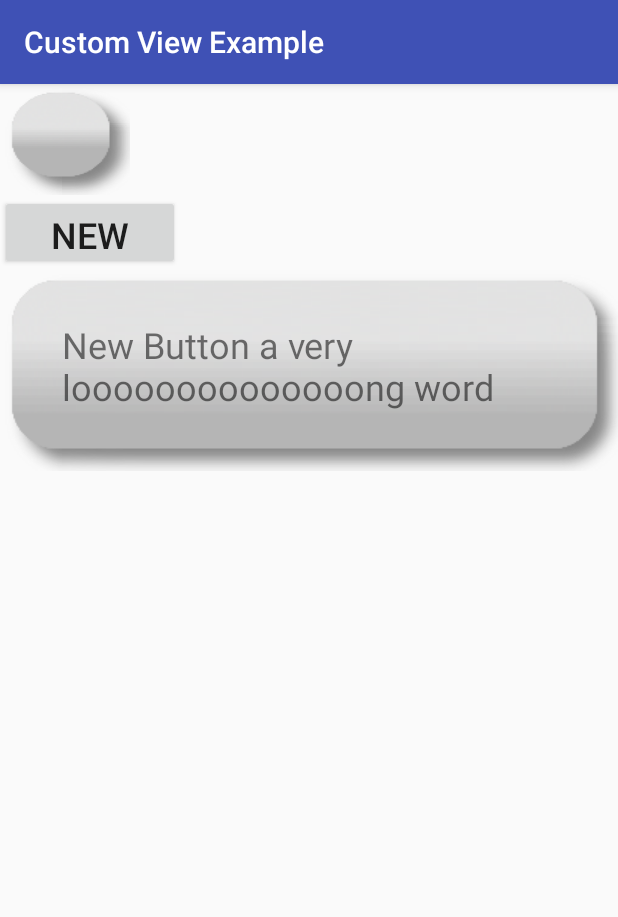
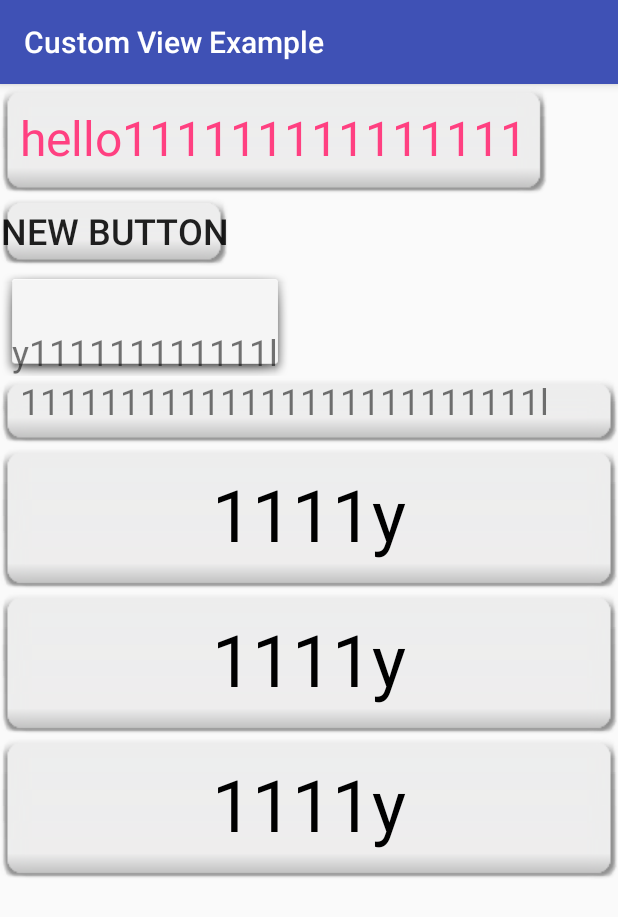
Before and after one commit to roman-nevr/MyExamples, an Android app: the screen it shows after launch (CustomViewExample), after a tap on "CUSTOM VIEW EXAMPLE", on a phone screen of 412 x 824 dp. Shown: the top 917 px of the screen. Run offline under Robolectric (Android 15) with nearby library versions, the phone set to English and light mode, and no system bars.

Commit message:
21.09.16 evening

```diff
--- a/app/src/main/AndroidManifest.xml
+++ b/app/src/main/AndroidManifest.xml
@@ -35,6 +35,8 @@
         </activity>
         <activity
             android:name=".Hero">
+        </activity>
+        <activity android:name=".FlipActivity">
 
         </activity>
     </application>
--- a/app/src/main/java/ru/rubicon/myexamples/MainActivity.java
+++ b/app/src/main/java/ru/rubicon/myexamples/MainActivity.java
@@ -10,7 +10,7 @@ import android.widget.Button;
 public class MainActivity extends AppCompatActivity {
 
     private Button btnCoordinator;
-    private Button btnCardScroll, btnTextAnimation, btnCustomView, btnRememberWords, btnHero;
+    private Button btnCardScroll, btnTextAnimation, btnCustomView, btnRememberWords, btnHero, btnFlip;
 
 
     @Override
@@ -25,6 +25,7 @@ public class MainActivity extends AppCompatActivity {
         buttonSettings(btnCustomView, R.id.btn_custom_view, new CustomViewOnClickListener());
         buttonSettings(btnRememberWords, R.id.btn_remember_words, new WordCardsOnClickListener());
         buttonSettings(btnHero, R.id.btn_hero, new HeroOnClickListener());
+        buttonSettings(btnFlip, R.id.btn_flip_activity, new FlipActivityOnClickListener());
     }
 
     private void buttonSettings(Button btn, @IdRes int id, View.OnClickListener listener){
@@ -81,6 +82,13 @@ public class MainActivity extends AppCompatActivity {
             startActivity(intent);
         }
     }
+    private class FlipActivityOnClickListener implements View.OnClickListener {
+        @Override
+        public void onClick(View view) {
+            Intent intent = new Intent(MainActivity.this, FlipActivity.class);
+            startActivity(intent);
+        }
+    }
 
 
 }
--- a/app/src/main/java/ru/rubicon/myexamples/TextAnimationExample.java
+++ b/app/src/main/java/ru/rubicon/myexamples/TextAnimationExample.java
@@ -90,7 +90,7 @@ public class TextAnimationExample extends AppCompatActivity implements TextSwitc
 
                 @Override
                 public void onAnimationEnd(Animator animator) {
-                    btnTextAnimator.setText(word);
+                    //btnTextAnimator.setText(word);
                     action.execute();
                     action = action.getNext();
 
--- a/app/src/main/java/ru/rubicon/myexamples/views/DoublesideView.java
+++ b/app/src/main/java/ru/rubicon/myexamples/views/DoublesideView.java
@@ -3,7 +3,6 @@ package ru.rubicon.myexamples.views;
 import android.animation.Animator;
 import android.animation.ObjectAnimator;
 import android.content.Context;
-import android.content.res.Resources;
 import android.content.res.TypedArray;
 import android.graphics.Canvas;
 import android.graphics.Color;
@@ -15,6 +14,8 @@ import android.text.TextPaint;
 import android.util.AttributeSet;
 import android.view.View;
 
+import java.util.ArrayList;
+
 import ru.rubicon.myexamples.R;
 
 /**
@@ -23,7 +24,7 @@ import ru.rubicon.myexamples.R;
 public class DoublesideView extends View implements View.OnClickListener {
     private String frontSideString, backSideString, longestSting, currentString; // TODO: use a default from R.string...
     private int mExampleColor = Color.BLACK; // TODO: use a default from R.color...
-    private float mExampleDimension = 0; // TODO: use a default from R.dimen...
+    private float textSize; // TODO: use a default from R.dimen...
     private Drawable mExampleDrawable;
     private NinePatchDrawable ninePatchDrawable;
     private ICommand action;
@@ -36,6 +37,9 @@ public class DoublesideView extends View implements View.OnClickListener {
     int maxWidth, maxHeight;
     private Rect rect;
     private int symbolsNumber;
+    private ArrayList<String> textListToDraw;
+
+    private final static String ROTATION = "rotationY";
 
     // Конструктор, необходимый для создания элемента внутри кода программы
     public DoublesideView(Context context) {
@@ -80,15 +84,22 @@ public class DoublesideView extends View implements View.OnClickListener {
             mExampleDrawable.setCallback(this);
         }
 
-        Resources resources = getContext().getResources();
-        //mExampleDimension = resources.getDimension()
-        ninePatchDrawable = (NinePatchDrawable) resources.getDrawable(R.drawable.np_test);
+        if (a.hasValue(R.styleable.DoublesideView_textSize)){
+            textSize = a.getDimension(R.styleable.DoublesideView_textSize, 30f);
+        } else {
+            textSize = 30f;
+        }
+
+        //Resources resources = getContext().getResources();
+        //textSize = resources.getDimension()
+        ninePatchDrawable = (NinePatchDrawable) getContext().getResources().getDrawable(R.drawable.np_test2);
         rect = new Rect();
         ninePatchDrawable.getPadding(rect);
         a.recycle();
 
         // Set up a default TextPaint object
         mTextPaint = new TextPaint();
+        mTextPaint.setTextSize(textSize);
         mTextPaint.setFlags(Paint.ANTI_ALIAS_FLAG);
         mTextPaint.setTextAlign(Paint.Align.CENTER);
 
@@ -104,7 +115,7 @@ public class DoublesideView extends View implements View.OnClickListener {
     }
 
     private void invalidateTextPaintAndMeasurements() {
-        mTextPaint.setTextSize(mExampleDimension);
+        mTextPaint.setTextSize(textSize);
         mTextPaint.setColor(mExampleColor);
         float frontSideStringWidth = mTextPaint.measureText(frontSideString);
         float backSideStringWidth = mTextPaint.measureText(backSideString);
@@ -116,7 +127,7 @@ public class DoublesideView extends View implements View.OnClickListener {
             longestSting = backSideString;
         }
         Paint.FontMetrics fontMetrics = mTextPaint.getFontMetrics();
-        mTextHeight = fontMetrics.bottom;
+        mTextHeight = ( - fontMetrics.top - fontMetrics.bottom) / 2;
 
     }
 
@@ -144,17 +155,18 @@ public class DoublesideView extends View implements View.OnClickListener {
         /*
         float freeSpace = getWidth()- getPaddingLeft() - getPaddingRight();
         if (mTextWidth > freeSpace){
-            mExampleDimension = mExampleDimension * (freeSpace/mTextWidth);
-            mTextPaint.setTextSize(mExampleDimension);
+            textSize = textSize * (freeSpace/mTextWidth);
+            mTextPaint.setTextSize(textSize);
             mTextWidth = mTextPaint.measureText(frontSideString);
             mTextHeight = mTextPaint.getFontMetrics().bottom;
         }
         */
-        symbolsNumber = mTextPaint.breakText(action.execute(), true, getWidth() - rect.right - rect.left, null);
+        //symbolsNumber = mTextPaint.breakText(action.execute(), true, getWidth() - rect.right - rect.left, null);
         float x = paddingLeft + (contentWidth) / 2;
-        float y = paddingTop + (contentHeight / 2 + mTextHeight);
+        //float y = paddingTop + (contentHeight / 2 + mTextHeight) /*+ 6*/;
+        float y = paddingTop + rect.top  - mTextPaint.getFontMetrics().top;
         //canvas.drawText(action.execute(), x, y, mTextPaint);
-        canvas.drawText(action.execute(), 0, symbolsNumber, x, y, mTextPaint);
+        canvas.drawText(action.execute(),  x, y, mTextPaint);
     }
 
     @Override
@@ -172,8 +184,8 @@ public class DoublesideView extends View implements View.OnClickListener {
     private void cutFontSize(int measuredWidth) {
         float freeSpace = measuredWidth - getPaddingLeft() - getPaddingRight();
         if (freeSpace < mTextWidth){
-            mExampleDimension = mExampleDimension * freeSpace / mTextWidth;
-            mTextPaint.setTextSize(mExampleDimension);
+            textSize = textSize * freeSpace / mTextWidth;
+            mTextPaint.setTextSize(textSize);
             mTextWidth = freeSpace;
             mTextHeight = mTextPaint.getFontMetrics().bottom;
         }
@@ -224,26 +236,12 @@ public class DoublesideView extends View implements View.OnClickListener {
         }
         return result;
     }
-
-    /**
-     * Gets the example string attribute value.
-     *
-     * @return The example string attribute value.
-     */
-    public String getExampleString() {
-        return frontSideString;
-    }
-
     /**
      * Sets the view's example string attribute value. In the example view, this string
      * is the text to draw.
      *
      * @param exampleString The example string attribute value to use.
      */
-    public void setExampleString(String exampleString) {
-        frontSideString = exampleString;
-        invalidateTextPaintAndMeasurements();
-    }
 
     /**
      * Gets the example color attribute value.
@@ -270,18 +268,18 @@ public class DoublesideView extends View implements View.OnClickListener {
      *
      * @return The example dimension attribute value.
      */
-    public float getExampleDimension() {
-        return mExampleDimension;
+    public float getTextSize() {
+        return textSize;
     }
 
     /**
      * Sets the view's example dimension attribute value. In the example view, this dimension
      * is the font size.
      *
-     * @param exampleDimension The example dimension attribute value to use.
+     * @param textSize The example dimension attribute value to use.
      */
-    public void setExampleDimension(float exampleDimension) {
-        mExampleDimension = exampleDimension;
+    public void setTextSize(float textSize) {
+        this.textSize = textSize;
         invalidateTextPaintAndMeasurements();
     }
 
@@ -290,9 +288,6 @@ public class DoublesideView extends View implements View.OnClickListener {
      *
      * @return The example drawable attribute value.
      */
-    public Drawable getExampleDrawable() {
-        return mExampleDrawable;
-    }
 
     public String getFrontSideString() {
         return frontSideString;
@@ -317,10 +312,10 @@ public class DoublesideView extends View implements View.OnClickListener {
 
     @Override
         public void onClick(View view) {
-            rotation1 = ObjectAnimator.ofFloat(view, "rotationY", 0, 90);
+            rotation1 = ObjectAnimator.ofFloat(view, ROTATION, 0, 90);
             rotation1.setDuration(rotationTime / 2);
             rotation1.start();
-            rotation2 = ObjectAnimator.ofFloat(view, "rotationY", -90, 0);
+            rotation2 = ObjectAnimator.ofFloat(view, ROTATION, -90, 0);
             rotation1.addListener(new Animator.AnimatorListener() {
                 @Override
                 public void onAnimationStart(Animator animator) {
--- a/app/src/main/res/layout/custom_view_example_main.xml
+++ b/app/src/main/res/layout/custom_view_example_main.xml
@@ -13,24 +13,61 @@
         android:paddingTop="0dp"
         android:paddingLeft="0dp"
         android:paddingRight="0dp"
-        app:exampleColor="@color/colorPrimary"
-        app:exampleDrawable="@drawable/np_test"
-
+        app:frontSideString="hello111111111111111"
+        app:textSize="32dp"
+        app:backSideString="bye!"
+        app:exampleColor="@color/colorAccent"
         />
 
     <Button
-        android:layout_width="120dp"
-        android:layout_height="50dp"
+        android:background="@drawable/np_test2"
+        android:padding="0dp"
+        android:layout_width="wrap_content"
+        android:layout_height="wrap_content"
         android:text="New Button"
         android:textSize="24dp"
         android:id="@+id/button" />
 
     <TextView
-        android:background="@drawable/np_test"
+        android:background="@android:drawable/dialog_holo_light_frame"
         android:layout_width="wrap_content"
         android:layout_height="wrap_content"
+        android:paddingTop="40dp"
+        android:paddingBottom="0dp"
+        android:textSize="24dp"
+        android:text="y111111111111l"/>
+
+    <TextView
+        android:background="@drawable/np_test2"
+        android:layout_width="match_parent"
+        android:layout_height="wrap_content"
+        android:layout_margin="0dp"
+        android:paddingTop="0dp"
         android:textSize="24dp"
         android:id="@+id/editText"
-        android:text="New Button a very loooooooooooooong word"/>
+        android:text="11111111111111111111111111l"/>
+    <LinearLayout
+        android:layout_width="match_parent"
+        android:layout_height="wrap_content"
+        android:orientation="vertical">
+        <ru.rubicon.myexamples.views.DoublesideView
+            android:layout_width="match_parent"
+            android:layout_height="wrap_content"
+            android:paddingTop="0dp"
+            app:textSize="48dp"
+            app:frontSideString="1111y"/>
+        <ru.rubicon.myexamples.views.DoublesideView
+            android:layout_width="match_parent"
+            android:layout_height="wrap_content"
+            android:paddingTop="0dp"
+            app:textSize="48dp"
+            app:frontSideString="1111y"/>
+        <ru.rubicon.myexamples.views.DoublesideView
+            android:layout_width="match_parent"
+            android:layout_height="wrap_content"
+            android:paddingTop="0dp"
+            app:textSize="48dp"
+            app:frontSideString="1111y"/>
+    </LinearLayout>
 
 </LinearLayout>
--- a/app/src/main/res/layout/word_cards_item.xml
+++ b/app/src/main/res/layout/word_cards_item.xml
@@ -11,6 +11,7 @@
         android:layout_width="match_parent"
         android:layout_height="wrap_content"
         app:frontSideString="hello"
+        app:textSize="24dp"
         app:backSideString="привет"/>
 
 </LinearLayout>
--- a/app/src/main/res/values/attrs_doubleside_view.xml
+++ b/app/src/main/res/values/attrs_doubleside_view.xml
@@ -4,5 +4,6 @@
         <attr name="backSideString" format="string" />
         <attr name="exampleColor" format="color" />
         <attr name="exampleDrawable" format="color|reference" />
+        <attr name="textSize" format="dimension"/>
     </declare-styleable>
 </resources>
```
Also changed, not shown: app/src/main/java/ru/rubicon/myexamples/FlipActivity.java (added, +49 -0 lines), app/src/main/res/layout/activity_main.xml (+9 -3 lines), app/src/main/res/layout/flip_activity.xml (added, +33 -0 lines), app/src/main/res/layout/text_animation_main.xml (+31 -6 lines), app/src/main/res/drawable/np_test2.9.png (added), 1 other file.
